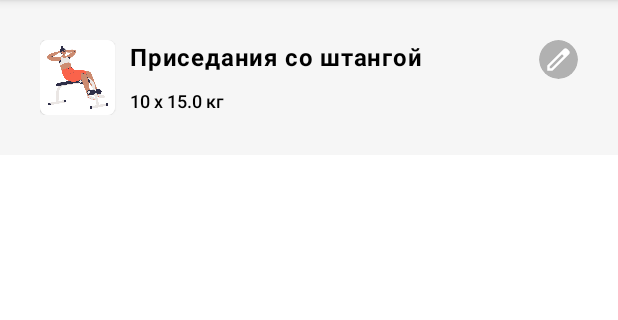
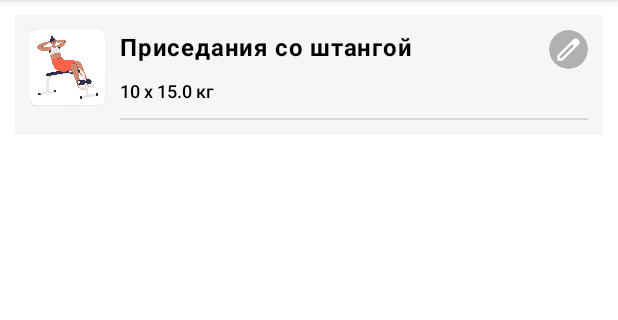
Before and after one commit to BeanNapkin/KachokNotes, an Android app: the screen it shows after launch (MainActivity), on a phone screen of 412 x 824 dp, the part 84-404 px from its top. Run offline under Robolectric (Android 15) with nearby library versions, the phone set to English and light mode, and no system bars; Roboto replaces fonts that are not available here.

Commit message:
Add workout list fragment

```diff
--- a/app/src/main/java/com/example/kachoknotes/ExerciseListFragment.kt
+++ b/app/src/main/java/com/example/kachoknotes/ExerciseListFragment.kt
@@ -6,9 +6,9 @@ import android.view.LayoutInflater
 import android.view.View
 import android.view.ViewGroup
 import com.example.kachoknotes.databinding.FragmentExerciseListBinding
-import com.example.kachoknotes.databinding.WorkoutBinding
+import com.example.kachoknotes.databinding.ExerciseBinding
 import com.example.kachoknotes.entity.Repetition
-import com.example.kachoknotes.entity.Workout
+import com.example.kachoknotes.entity.Exercise
 
 class ExerciseListFragment : Fragment() {
 
@@ -20,13 +20,13 @@ class ExerciseListFragment : Fragment() {
 
     private lateinit var viewModel: ExerciseListViewModel
 
-    val adapter = RecyclerAdapter<Workout>(
+    val adapter = RecyclerAdapter<Exercise>(
         emptyList(),
-        R.layout.workout
-    ) {workout, _ ->
-        WorkoutBinding.bind(this).apply {
-            nameTextView.text = workout.name
-            repetitionTextView.text = workout.repetitions.first().quantity.toString() + " x " + workout.repetitions.first().weight.toString() + " кг"
+        R.layout.exercise
+    ) {exercise, _ ->
+        ExerciseBinding.bind(this).apply {
+            nameTextView.text = exercise.name
+            repetitionTextView.text = exercise.repetitions.first().quantity.toString() + " x " + exercise.repetitions.first().weight.toString() + " кг"
         }
     }
 
@@ -44,11 +44,11 @@ class ExerciseListFragment : Fragment() {
         val repetition = Repetition(1, 10, 15.00)
         val repetitions = listOf(repetition)
 
-        val workout = Workout(1, "Приседания со штангой", "", repetitions)
-        val workouts = listOf(workout)
+        val exercise = Exercise(1, "Приседания со штангой", "", repetitions)
+        val exercises = listOf(exercise)
 
         binding.recyclerView.adapter = adapter
-        adapter.itemList = workouts
+        adapter.itemList = exercises
     }
 
     companion object {
--- /dev/null
+++ b/app/src/main/java/com/example/kachoknotes/entity/Exercise.kt
@@ -0,0 +1,8 @@
+package com.example.kachoknotes.entity
+
+data class Exercise(
+    val id: Int,
+    val name: String,
+    var image: String,
+    var repetitions: List<Repetition>
+)
--- a/app/src/main/java/com/example/kachoknotes/entity/Workout.kt
+++ b/app/src/main/java/com/example/kachoknotes/entity/Workout.kt
@@ -1,8 +1,5 @@
 package com.example.kachoknotes.entity
 
 data class Workout(
-    val id: Int,
-    val name: String,
-    var image: String,
-    var repetitions: List<Repetition>
+    val id: Int
 )
--- /dev/null
+++ b/app/src/main/res/drawable/baseline_add_24.xml
@@ -0,0 +1,5 @@
+<vector android:height="14dp" android:tint="#FFFFFF"
+    android:viewportHeight="24" android:viewportWidth="24"
+    android:width="14dp" xmlns:android="http://schemas.android.com/apk/res/android">
+    <path android:fillColor="@android:color/white" android:pathData="M19,13h-6v6h-2v-6H5v-2h6V5h2v6h6v2z"/>
+</vector>
--- /dev/null
+++ b/app/src/main/res/layout/exercise.xml
@@ -0,0 +1,82 @@
+<?xml version="1.0" encoding="utf-8"?>
+<LinearLayout xmlns:android="http://schemas.android.com/apk/res/android"
+    xmlns:app="http://schemas.android.com/apk/res-auto"
+    xmlns:tools="http://schemas.android.com/tools"
+    android:layout_width="match_parent"
+    android:layout_height="match_parent"
+    android:orientation="vertical">
+
+    <androidx.constraintlayout.widget.ConstraintLayout
+        android:id="@+id/exerciseLayout"
+        android:layout_width="match_parent"
+        android:layout_height="wrap_content"
+        android:background="@color/workout_background"
+        android:padding="10dp">
+
+        <com.google.android.material.card.MaterialCardView
+            android:id="@+id/exerciseImageCardView"
+            android:layout_width="50dp"
+            android:layout_height="50dp"
+            app:layout_constraintStart_toStartOf="parent"
+            app:layout_constraintTop_toTopOf="parent">
+
+            <ImageView
+                android:id="@+id/exerciseImageView"
+                android:layout_width="match_parent"
+                android:layout_height="match_parent"
+                android:src="@drawable/exercise" />
+
+        </com.google.android.material.card.MaterialCardView>
+
+        <com.google.android.material.textview.MaterialTextView
+            android:id="@+id/nameTextView"
+            style="@style/TextAppearance.CardTitle.DisplaySmall"
+            android:layout_width="wrap_content"
+            android:layout_height="wrap_content"
+            android:layout_marginStart="10dp"
+            app:layout_constraintStart_toEndOf="@id/exerciseImageCardView"
+            app:layout_constraintTop_toTopOf="parent"
+            tools:text="Приседания со штангой" />
+
+        <GridLayout
+            android:id="@+id/repetitionsLayout"
+            android:layout_width="wrap_content"
+            android:layout_height="wrap_content"
+            android:columnCount="5"
+            android:rowCount="2"
+            app:layout_constraintStart_toStartOf="@id/nameTextView"
+            app:layout_constraintTop_toBottomOf="@id/nameTextView">
+
+            <TextView
+                android:id="@+id/repetitionTextView"
+                android:layout_width="wrap_content"
+                android:layout_height="wrap_content"
+                android:layout_marginTop="10dp"
+                android:paddingEnd="10dp"
+                android:textColor="@color/black"
+                android:textFontWeight="600"
+                android:textSize="12sp"
+                tools:text="10 x 15" />
+        </GridLayout>
+
+        <ImageView
+            android:id="@+id/editButtonImageView"
+            android:layout_width="26dp"
+            android:layout_height="26dp"
+            android:src="@drawable/edit_button"
+            app:cornerRadius="10dp"
+            app:layout_constraintEnd_toEndOf="parent"
+            app:layout_constraintTop_toTopOf="parent" />
+
+        <com.google.android.material.divider.MaterialDivider
+            android:layout_width="0dp"
+            android:layout_height="1dp"
+            android:layout_marginTop="10dp"
+            app:layout_constraintTop_toBottomOf="@id/repetitionsLayout"
+            app:layout_constraintEnd_toEndOf="@id/editButtonImageView"
+            app:layout_constraintStart_toStartOf="@id/nameTextView"
+            app:layout_constraintBottom_toBottomOf="parent"/>
+
+    </androidx.constraintlayout.widget.ConstraintLayout>
+
+</LinearLayout>
--- a/app/src/main/res/layout/fragment_exercise_list.xml
+++ b/app/src/main/res/layout/fragment_exercise_list.xml
@@ -4,6 +4,7 @@
     android:layout_width="match_parent"
     android:layout_height="match_parent"
     xmlns:app="http://schemas.android.com/apk/res-auto"
+    android:padding="10dp"
     tools:context=".ExerciseListFragment">
 
     <androidx.recyclerview.widget.RecyclerView
@@ -15,7 +16,6 @@
         app:layout_constraintStart_toStartOf="parent"
         app:layout_constraintTop_toTopOf="parent"
         tools:itemCount="5"
-        tools:listitem="@layout/workout" />
-
+        tools:listitem="@layout/exercise" />
 
 </androidx.constraintlayout.widget.ConstraintLayout>
--- a/app/src/main/res/layout/workout.xml
+++ b/app/src/main/res/layout/workout.xml
@@ -4,69 +4,57 @@
     xmlns:tools="http://schemas.android.com/tools"
     android:layout_width="match_parent"
     android:layout_height="match_parent"
-    android:orientation="vertical">
+    android:orientation="vertical"
+    android:padding="10dp">
 
-    <androidx.constraintlayout.widget.ConstraintLayout
+    <com.google.android.material.card.MaterialCardView
         android:layout_width="match_parent"
         android:layout_height="wrap_content"
-        android:background="#F6F6F6"
-        android:padding="40px">
-
-        <com.google.android.material.card.MaterialCardView
-            android:id="@+id/exerciseCardView"
-            android:layout_width="50dp"
-            android:layout_height="50dp"
-            app:cardCornerRadius="5dp"
+        android:backgroundTint="@color/workout_background"
         app:layout_constraintStart_toStartOf="parent"
         app:layout_constraintTop_toTopOf="parent">
 
-            <ImageView
-                android:id="@+id/exerciseImageView"
-                android:layout_width="match_parent"
-                android:layout_height="match_parent"
-                android:src="@drawable/exercise" />
-
-        </com.google.android.material.card.MaterialCardView>
+        <androidx.constraintlayout.widget.ConstraintLayout
+            android:layout_width="wrap_content"
+            android:layout_height="wrap_content">
 
             <com.google.android.material.textview.MaterialTextView
-            android:id="@+id/nameTextView"
-            style="@style/TextAppearance.CardTitle.DisplaySmall"
+                android:id="@+id/headerTextView"
+                style="@style/TextAppearance.Header.HeadlineSmall"
                 android:layout_width="wrap_content"
                 android:layout_height="wrap_content"
-            android:layout_marginStart="10dp"
-            app:layout_constraintStart_toEndOf="@id/exerciseCardView"
+                android:layout_margin="10dp"
+                app:layout_constraintStart_toStartOf="parent"
                 app:layout_constraintTop_toTopOf="parent"
-            tools:text="Приседания со штангой" />
+                tools:text="Тренировка 1" />
 
-        <GridLayout
+            <com.google.android.material.button.MaterialButton
+                style="@style/Widget.SmallIconButtons.IconButton"
                 android:layout_width="wrap_content"
                 android:layout_height="wrap_content"
-            android:columnCount="5"
-            android:rowCount="2"
-            app:layout_constraintStart_toStartOf="@id/nameTextView"
-            app:layout_constraintTop_toBottomOf="@id/nameTextView">
-
-            <TextView
-                android:id="@+id/repetitionTextView"
-                android:layout_width="wrap_content"
-                android:layout_height="wrap_content"
-                android:layout_marginTop="10dp"
-                android:textFontWeight="600"
-                android:paddingEnd="10dp"
-                android:textColor="@color/black"
-                android:textSize="12sp"
-                tools:text="10 x 15" />
-        </GridLayout>
-
-        <ImageView
-            android:id="@+id/editButton"
-            android:layout_width="26dp"
-            android:layout_height="26dp"
-            android:src="@drawable/edit_button"
-            app:cornerRadius="10dp"
+                app:icon="@drawable/exercise"
                 app:layout_constraintEnd_toEndOf="parent"
                 app:layout_constraintTop_toTopOf="parent" />
 
+            <com.google.android.material.divider.MaterialDivider
+                android:id="@+id/divider"
+                android:layout_width="0dp"
+                android:layout_height="1dp"
+                android:layout_marginTop="10dp"
+                app:layout_constraintStart_toStartOf="@id/headerTextView"
+                app:layout_constraintTop_toBottomOf="@id/headerTextView" />
+
+            <androidx.recyclerview.widget.RecyclerView
+                android:id="@+id/recyclerView"
+                android:layout_width="match_parent"
+                android:layout_height="wrap_content"
+                android:orientation="vertical"
+                app:layoutManager="androidx.recyclerview.widget.LinearLayoutManager"
+                app:layout_constraintStart_toStartOf="parent"
+                app:layout_constraintTop_toBottomOf="@id/divider"
+                tools:itemCount="1"
+                tools:listitem="@layout/exercise" />
+
         </androidx.constraintlayout.widget.ConstraintLayout>
-
+    </com.google.android.material.card.MaterialCardView>
 </LinearLayout>
--- a/app/src/main/res/values/colors.xml
+++ b/app/src/main/res/values/colors.xml
@@ -9,4 +9,5 @@
     <color name="white">#FFFFFFFF</color>
     <color name="gray">#B1B1B1</color>
     <color name="green">#5DB075</color>
+    <color name="workout_background">#F6F6F6</color>
 </resources>
```
Also changed, not shown: app/src/main/res/drawable/add_exercise_button.xml (added, +8 -0 lines), app/src/main/res/values/themes.xml (+12 -1 lines). Lines whose indentation alone changed are shown as unchanged.
